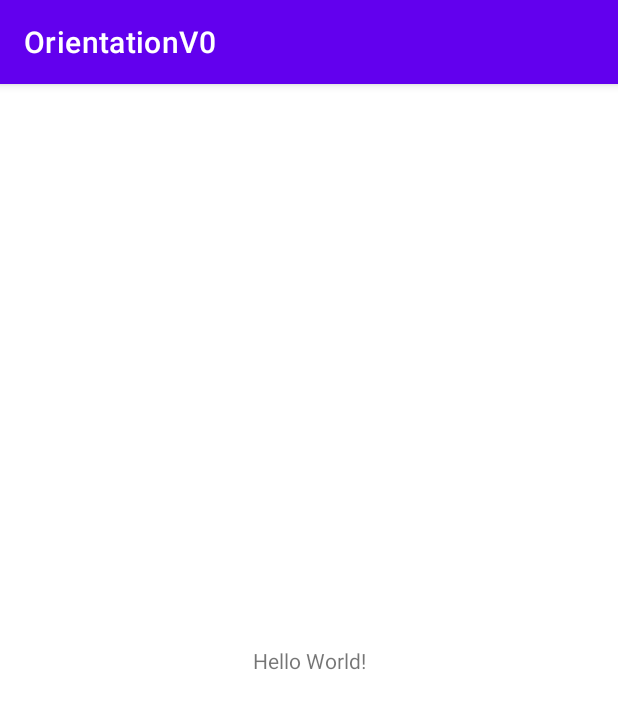
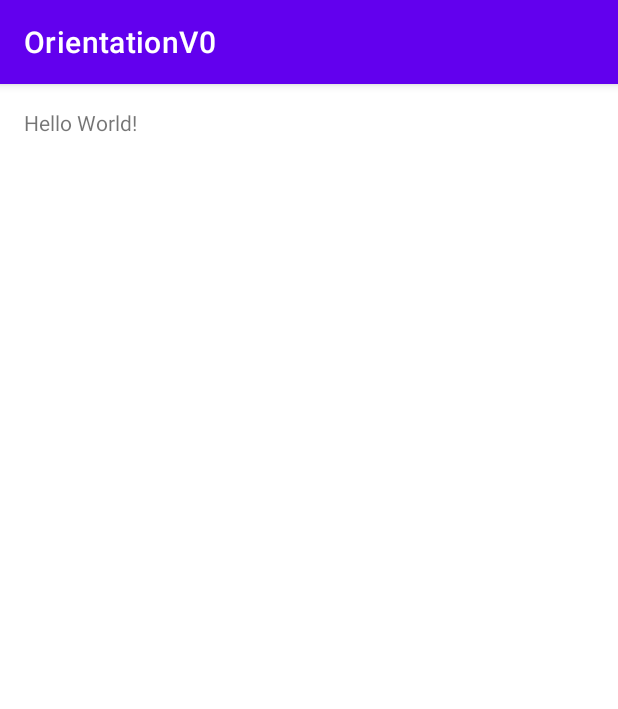
Before and after one commit to KeeganMaynard/OrientationV0, an Android app: the screen it shows after launch (MainActivity), on a phone screen of 412 x 824 dp. Shown: the top 709 px of the screen. Run offline under Robolectric (Android 15) with nearby library versions, the phone set to English and light mode, and no system bars.

Commit message:
Added and updated xml files

```diff
--- a/app/src/main/res/layout/activity_main.xml
+++ b/app/src/main/res/layout/activity_main.xml
@@ -1,18 +1,17 @@
 <?xml version="1.0" encoding="utf-8"?>
-<androidx.constraintlayout.widget.ConstraintLayout xmlns:android="http://schemas.android.com/apk/res/android"
-    xmlns:app="http://schemas.android.com/apk/res-auto"
+<RelativeLayout
+    xmlns:android="http://schemas.android.com/apk/res/android"
     xmlns:tools="http://schemas.android.com/tools"
     android:layout_width="match_parent"
     android:layout_height="match_parent"
-    tools:context=".MainActivity">
+    android:paddingBottom="@dimen/activity_vertical_margin"
+    android:paddingLeft="@dimen/activity_horizontal_margin"
+    android:paddingRight="@dimen/activity_horizontal_margin"
+    android:paddingTop="@dimen/activity_vertical_margin"
+    tools:context="com.keegan.android.orientationv0.MainActivity">
 
     <TextView
         android:layout_width="wrap_content"
         android:layout_height="wrap_content"
-        android:text="Hello World!"
-        app:layout_constraintBottom_toBottomOf="parent"
-        app:layout_constraintEnd_toEndOf="parent"
-        app:layout_constraintStart_toStartOf="parent"
-        app:layout_constraintTop_toTopOf="parent" />
-
-</androidx.constraintlayout.widget.ConstraintLayout>
+        android:text="Hello World!"/>
+</RelativeLayout>
--- a/app/src/main/res/values/colors.xml
+++ b/app/src/main/res/values/colors.xml
@@ -7,4 +7,8 @@
     <color name="teal_700">#FF018786</color>
     <color name="black">#FF000000</color>
     <color name="white">#FFFFFFFF</color>
+
+    <color name="colorPrimary">#3F51B5</color>
+    <color name="colorPrimaryDark">#303F9F</color>
+    <color name="colorAccent">#FF4081</color>
 </resources>
--- /dev/null
+++ b/app/src/main/res/values/dimens.xml
@@ -0,0 +1,5 @@
+<?xml version="1.0" encoding="utf-8"?>
+<resources>
+    <dimen name="activity_horizontal_margin">16dp</dimen>
+    <dimen name="activity_vertical_margin">16dp</dimen>
+</resources>
```
Also changed, not shown: app/src/main/res/values/styles.xml (added, +10 -0 lines).
